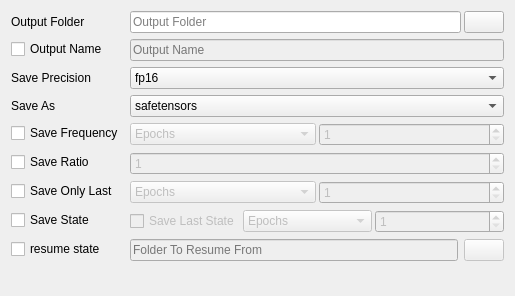
This is ui_files/SavingUI.ui in derrian-distro/LoRA_Easy_Training_Scripts as Qt 5 draws it before an edit. The edited form follows.
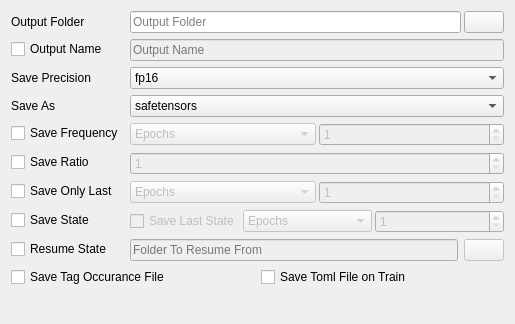
This is the edited form. Custom widgets are drawn as their Qt base class.

Commit message:
added output of a list of tags, toml on start training, and block weight training
Huge update, I tested it and it *should* work without issue, but I wouldn't be surprised if bugs popped up

```diff
--- a/ui_files/SavingUI.ui
+++ b/ui_files/SavingUI.ui
@@ -7,7 +7,7 @@
     <x>0</x>
     <y>0</y>
     <width>515</width>
-    <height>296</height>
+    <height>324</height>
    </rect>
   </property>
   <property name="minimumSize">
@@ -354,7 +354,7 @@
    <item row="8" column="0">
     <widget class="QCheckBox" name="resume_enable">
      <property name="text">
-      <string>resume state</string>
+      <string>Resume State</string>
      </property>
     </widget>
    </item>
@@ -385,6 +385,30 @@
      </item>
     </layout>
    </item>
+   <item row="9" column="0" colspan="2">
+    <layout class="QHBoxLayout" name="horizontalLayout_7">
+     <item>
+      <widget class="QCheckBox" name="save_tags_enable">
+       <property name="toolTip">
+        <string>&lt;html&gt;&lt;head/&gt;&lt;body&gt;&lt;p&gt;Saves a txt file that is a formatted list of all of the tags within all subsets provided when training is started&lt;/p&gt;&lt;/body&gt;&lt;/html&gt;</string>
+       </property>
+       <property name="text">
+        <string>Save Tag Occurance File</string>
+       </property>
+      </widget>
+     </item>
+     <item>
+      <widget class="QCheckBox" name="save_toml_on_train_enable">
+       <property name="toolTip">
+        <string>&lt;html&gt;&lt;head/&gt;&lt;body&gt;&lt;p&gt;Saves a toml file when training begins, as a way to prevent accidentally losing args&lt;/p&gt;&lt;/body&gt;&lt;/html&gt;</string>
+       </property>
+       <property name="text">
+        <string>Save Toml File on Train</string>
+       </property>
+      </widget>
+     </item>
+    </layout>
+   </item>
   </layout>
  </widget>
  <customwidgets>
```
Left out of the diff: 40 changed lines with no effect on the pictures. The commit also changes 11 other files.
